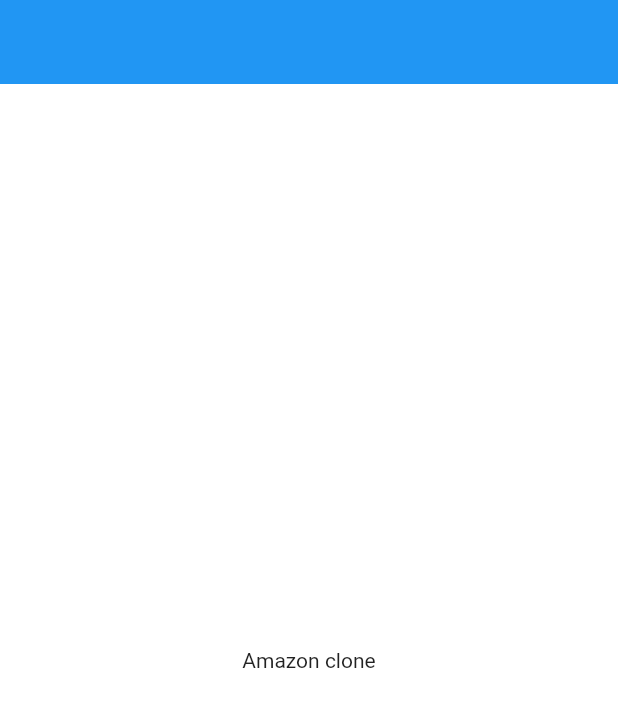
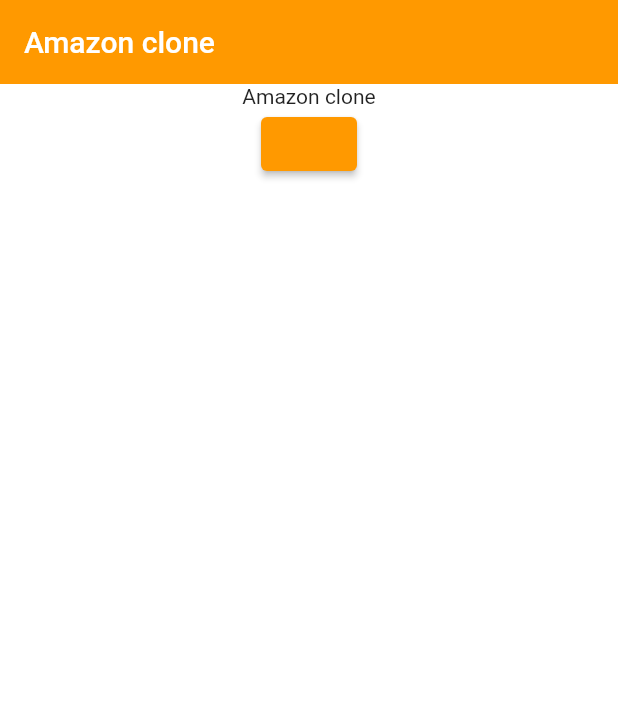
Before and after one commit to javierjuanJJ/amazonClone, a Flutter app: the screen it shows after launch, on a phone screen of 412 x 824 dp. Shown: the top 707 px of the screen. Run offline on Flutter 3.47's test engine with Material 2 defaults, Android fonts, the phone set to English and light mode, and no system bars.

Commit message:
Commit 3

```diff
--- a/lib/main.dart
+++ b/lib/main.dart
@@ -15,6 +15,9 @@
       title: 'Amazon clone',
       theme: ThemeData(
         scaffoldBackgroundColor: GlobalVariables.backgroundColor,
+        colorScheme: const ColorScheme.light(
+          primary: GlobalVariables.secondaryColor,
+        ),
         appBarTheme: const AppBarTheme(
           elevation: 0,
           iconTheme: IconThemeData(
@@ -24,10 +27,18 @@
       ),
       home: Scaffold(
         appBar: AppBar(
-          title: Text(''),
+          title: Text('Amazon clone'),
         ),
-        body: const Center(
-          child: const Text('Amazon clone'),
+        body: Column(
+          children: [
+            const Center(
+              child: const Text('Amazon clone'),
+            ),
+            ElevatedButton(
+              onPressed: () {},
+              child: Text(''),
+            ),
+          ],
         ),
       ),
     );
```
